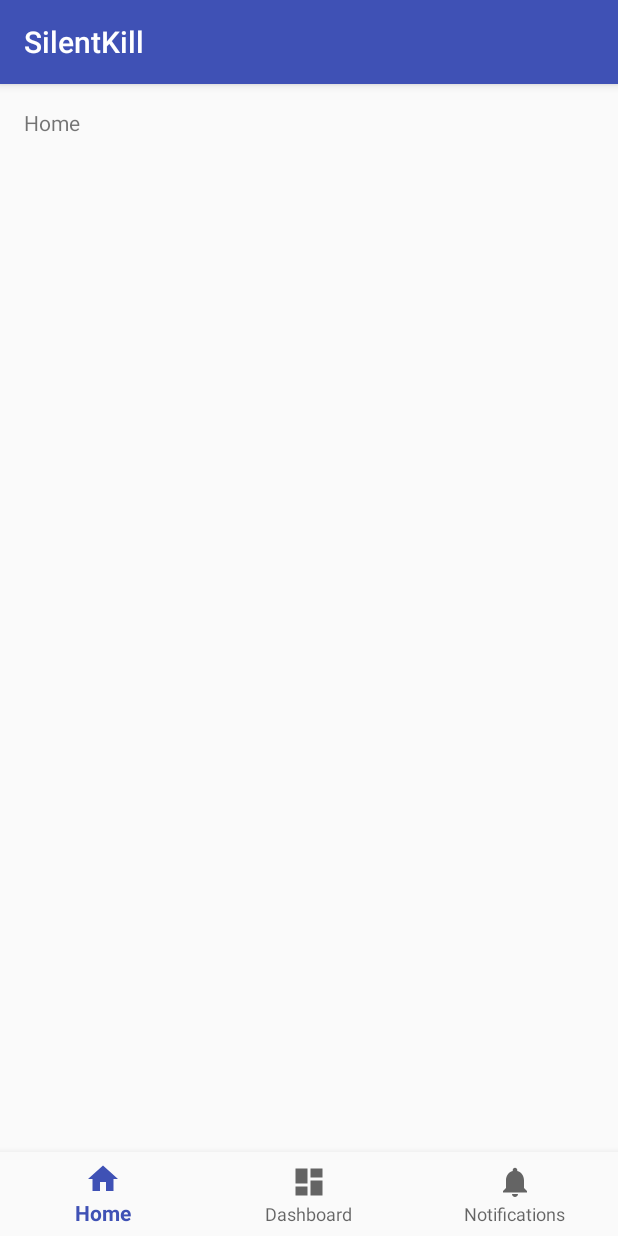
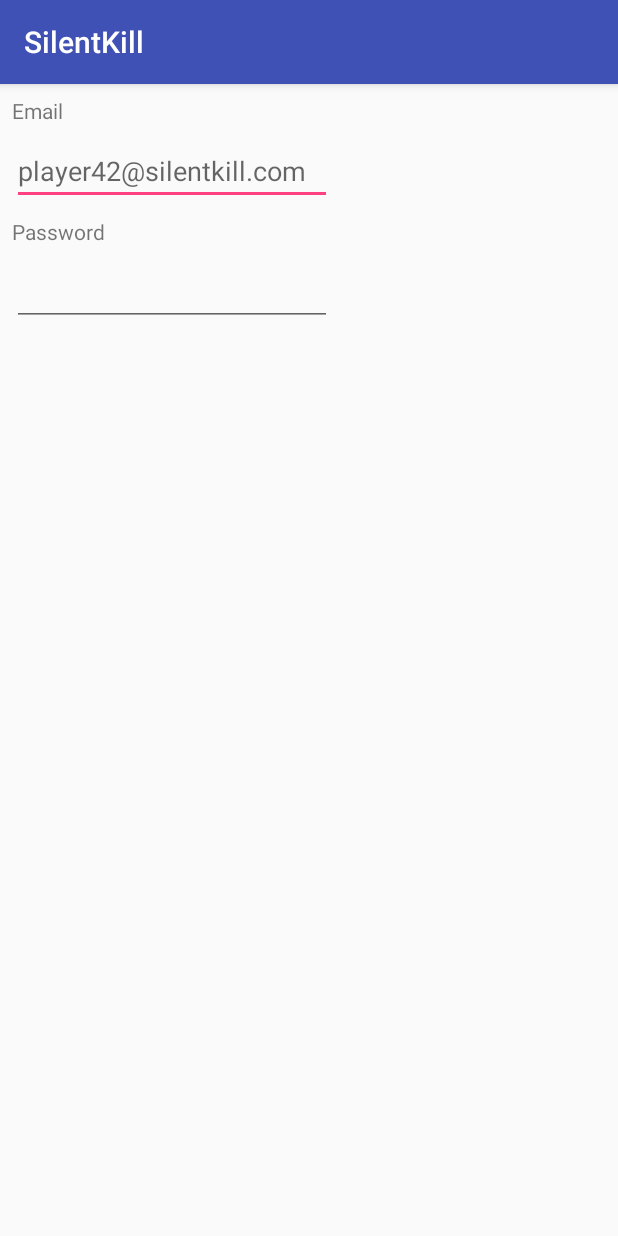
Before and after one commit to johanlunds/silentkill-android, an Android app: the screen it shows after launch (MainActivity before the commit, LoginActivity after it), on a phone screen of 412 x 824 dp. Run offline under Robolectric (Android 15) with nearby library versions, the phone set to English and light mode, and no system bars; our stand-ins replace ButterKnife.

Commit message:
add start of login. add retrofit

```diff
--- a/app/build.gradle
+++ b/app/build.gradle
@@ -24,7 +24,14 @@ dependencies {
     androidTestCompile('com.android.support.test.espresso:espresso-core:2.2.2', {
         exclude group: 'com.android.support', module: 'support-annotations'
     })
+
     compile 'com.android.support:appcompat-v7:25.2.0'
     compile 'com.android.support:design:25.2.0'
+    compile 'com.squareup.retrofit2:retrofit:2.2.0'
+    compile 'com.squareup.retrofit2:converter-gson:2.2.0'
+    compile 'com.android.support.constraint:constraint-layout:1.0.0-beta4'
     testCompile 'junit:junit:4.12'
+
+    compile 'com.jakewharton:butterknife:8.5.1'
+    annotationProcessor 'com.jakewharton:butterknife-compiler:8.5.1'
 }
--- a/app/src/main/AndroidManifest.xml
+++ b/app/src/main/AndroidManifest.xml
@@ -18,6 +18,8 @@
                 <category android:name="android.intent.category.LAUNCHER"/>
             </intent-filter>
         </activity>
+        <activity android:name=".LoginActivity">
+        </activity>
     </application>
 
 </manifest>
--- /dev/null
+++ b/app/src/main/java/com/example/johanoanton/silentkill/LoginActivity.java
@@ -0,0 +1,32 @@
+package com.example.johanoanton.silentkill;
+
+import android.os.Bundle;
+import android.support.v7.app.AppCompatActivity;
+import android.view.KeyEvent;
+import android.widget.EditText;
+import android.widget.Toast;
+
+import butterknife.BindView;
+import butterknife.ButterKnife;
+import butterknife.OnEditorAction;
+
+public class LoginActivity extends AppCompatActivity {
+
+    @BindView(R.id.et_email)
+    EditText mEmailEditText;
+    @BindView(R.id.et_password)
+    EditText mPasswordEditText;
+
+    @Override
+    protected void onCreate(Bundle savedInstanceState) {
+        super.onCreate(savedInstanceState);
+        setContentView(R.layout.activity_login);
+        ButterKnife.bind(this);
+    }
+
+    @OnEditorAction(R.id.et_password)
+    boolean onEditorAction(KeyEvent key) {
+        Toast.makeText(this, "Pressed: " + key, Toast.LENGTH_SHORT).show();
+        return true;
+    }
+}
--- a/app/src/main/java/com/example/johanoanton/silentkill/MainActivity.java
+++ b/app/src/main/java/com/example/johanoanton/silentkill/MainActivity.java
@@ -1,5 +1,6 @@
 package com.example.johanoanton.silentkill;
 
+import android.content.Intent;
 import android.os.Bundle;
 import android.support.annotation.NonNull;
 import android.support.design.widget.BottomNavigationView;
@@ -35,6 +36,12 @@ public class MainActivity extends AppCompatActivity {
     @Override
     protected void onCreate(Bundle savedInstanceState) {
         super.onCreate(savedInstanceState);
+
+        if (isNotLoggedIn()) {
+            startActivity(new Intent(this, LoginActivity.class));
+            finish();
+        }
+
         setContentView(R.layout.activity_main);
 
         mTextMessage = (TextView) findViewById(R.id.message);
@@ -42,4 +49,8 @@ public class MainActivity extends AppCompatActivity {
         navigation.setOnNavigationItemSelectedListener(mOnNavigationItemSelectedListener);
     }
 
+    private boolean isNotLoggedIn() {
+        return true;
+    }
+
 }
--- /dev/null
+++ b/app/src/main/res/layout/activity_login.xml
@@ -0,0 +1,54 @@
+<?xml version="1.0" encoding="utf-8"?>
+<android.support.constraint.ConstraintLayout
+    xmlns:android="http://schemas.android.com/apk/res/android"
+    xmlns:app="http://schemas.android.com/apk/res-auto"
+    xmlns:tools="http://schemas.android.com/tools"
+    android:layout_width="match_parent"
+    android:layout_height="match_parent"
+    tools:context="com.example.johanoanton.silentkill.LoginActivity">
+
+
+
+    <TextView
+        android:id="@+id/tv_email"
+        android:layout_width="wrap_content"
+        android:layout_height="wrap_content"
+        android:text="Email"
+        app:layout_constraintTop_toTopOf="parent"
+        android:layout_marginTop="8dp"
+        android:layout_marginLeft="8dp"
+        app:layout_constraintLeft_toLeftOf="parent"/>
+
+    <EditText
+        android:id="@+id/et_email"
+        android:layout_width="wrap_content"
+        android:layout_height="wrap_content"
+        android:ems="10"
+        android:hint="player42@silentkill.com"
+        android:inputType="textEmailAddress"
+        android:layout_marginTop="8dp"
+        app:layout_constraintTop_toBottomOf="@+id/tv_email"
+        android:layout_marginLeft="8dp"
+        app:layout_constraintLeft_toLeftOf="parent"/>
+
+    <TextView
+        android:id="@+id/tv_password"
+        android:layout_width="wrap_content"
+        android:layout_height="wrap_content"
+        android:text="Password"
+        android:layout_marginTop="8dp"
+        app:layout_constraintTop_toBottomOf="@+id/et_email"
+        android:layout_marginLeft="8dp"
+        app:layout_constraintLeft_toLeftOf="parent"/>
+
+    <EditText
+        android:id="@+id/et_password"
+        android:layout_width="wrap_content"
+        android:layout_height="wrap_content"
+        android:ems="10"
+        android:inputType="textPassword"
+        android:layout_marginTop="8dp"
+        app:layout_constraintTop_toBottomOf="@+id/tv_password"
+        android:layout_marginLeft="8dp"
+        app:layout_constraintLeft_toLeftOf="parent"/>
+</android.support.constraint.ConstraintLayout>
```
Also changed, not shown: 1 other file.
